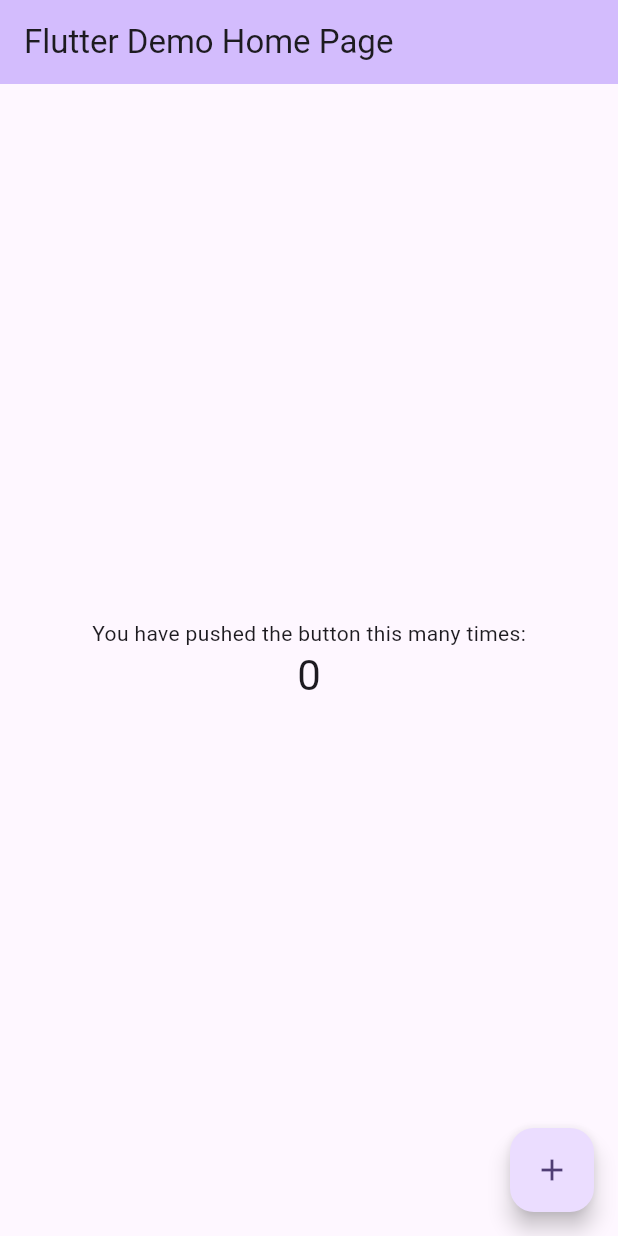
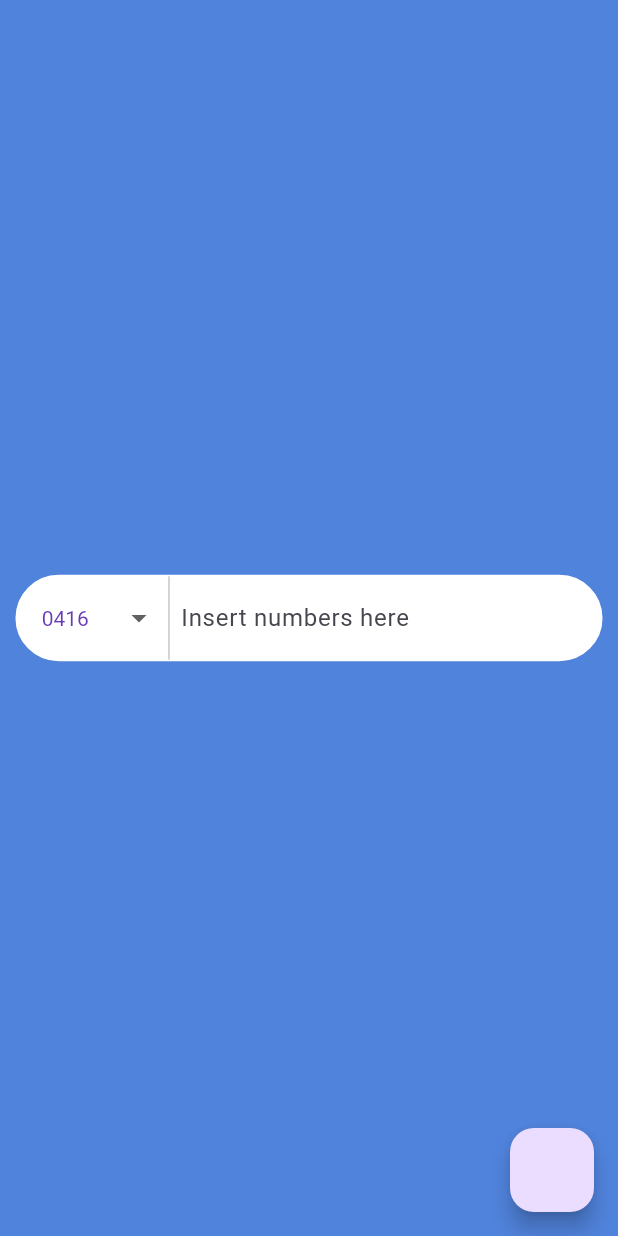
Before and after one commit to DiegoGamboa03/Oxford-Consultor, a Flutter app: the screen it shows after launch, on a phone screen of 412 x 824 dp. Run offline on Flutter 3.47's test engine with Material 2 defaults, Android fonts, the phone set to English and light mode, and no system bars.

Commit message:
PhoneNumberSearchBar estructura lista

```diff
--- a/App/oxford_consultor/lib/main.dart
+++ b/App/oxford_consultor/lib/main.dart
@@ -1,4 +1,5 @@
 import 'package:flutter/material.dart';
+import 'package:oxford_consultor/pages/main_page.dart';
 
 void main() {
   runApp(const MyApp());
@@ -28,98 +29,11 @@ class MyApp extends StatelessWidget {
         //
         // This works for code too, not just values: Most code changes can be
         // tested with just a hot reload.
+        scaffoldBackgroundColor: const Color.fromARGB(255, 80, 131, 220),
         colorScheme: ColorScheme.fromSeed(seedColor: Colors.deepPurple),
         useMaterial3: true,
       ),
-      home: const MyHomePage(title: 'Flutter Demo Home Page'),
+      home: const MainPage(),
     );
   }
 }
-
-class MyHomePage extends StatefulWidget {
-  const MyHomePage({super.key, required this.title});
-
-  // This widget is the home page of your application. It is stateful, meaning
-  // that it has a State object (defined below) that contains fields that affect
-  // how it looks.
-
-  // This class is the configuration for the state. It holds the values (in this
-  // case the title) provided by the parent (in this case the App widget) and
-  // used by the build method of the State. Fields in a Widget subclass are
-  // always marked "final".
-
-  final String title;
-
-  @override
-  State<MyHomePage> createState() => _MyHomePageState();
-}
-
-class _MyHomePageState extends State<MyHomePage> {
-  int _counter = 0;
-
-  void _incrementCounter() {
-    setState(() {
-      // This call to setState tells the Flutter framework that something has
-      // changed in this State, which causes it to rerun the build method below
-      // so that the display can reflect the updated values. If we changed
-      // _counter without calling setState(), then the build method would not be
-      // called again, and so nothing would appear to happen.
-      _counter++;
-    });
-  }
-
-  @override
-  Widget build(BuildContext context) {
-    // This method is rerun every time setState is called, for instance as done
-    // by the _incrementCounter method above.
-    //
-    // The Flutter framework has been optimized to make rerunning build methods
-    // fast, so that you can just rebuild anything that needs updating rather
-    // than having to individually change instances of widgets.
-    return Scaffold(
-      appBar: AppBar(
-        // TRY THIS: Try changing the color here to a specific color (to
-        // Colors.amber, perhaps?) and trigger a hot reload to see the AppBar
-        // change color while the other colors stay the same.
-        backgroundColor: Theme.of(context).colorScheme.inversePrimary,
-        // Here we take the value from the MyHomePage object that was created by
-        // the App.build method, and use it to set our appbar title.
-        title: Text(widget.title),
-      ),
-      body: Center(
-        // Center is a layout widget. It takes a single child and positions it
-        // in the middle of the parent.
-        child: Column(
-          // Column is also a layout widget. It takes a list of children and
-          // arranges them vertically. By default, it sizes itself to fit its
-          // children horizontally, and tries to be as tall as its parent.
-          //
-          // Column has various properties to control how it sizes itself and
-          // how it positions its children. Here we use mainAxisAlignment to
-          // center the children vertically; the main axis here is the vertical
-          // axis because Columns are vertical (the cross axis would be
-          // horizontal).
-          //
-          // TRY THIS: Invoke "debug painting" (choose the "Toggle Debug Paint"
-          // action in the IDE, or press "p" in the console), to see the
-          // wireframe for each widget.
-          mainAxisAlignment: MainAxisAlignment.center,
-          children: <Widget>[
-            const Text(
-              'You have pushed the button this many times:',
-            ),
-            Text(
-              '$_counter',
-              style: Theme.of(context).textTheme.headlineMedium,
-            ),
-          ],
-        ),
-      ),
-      floatingActionButton: FloatingActionButton(
-        onPressed: _incrementCounter,
-        tooltip: 'Increment',
-        child: const Icon(Icons.add),
-      ), // This trailing comma makes auto-formatting nicer for build methods.
-    );
-  }
-}
--- /dev/null
+++ b/App/oxford_consultor/lib/pages/main_page.dart
@@ -0,0 +1,31 @@
+import 'package:flutter/material.dart';
+import 'package:oxford_consultor/widgets/phone_number_searchbar.dart';
+
+class MainPage extends StatefulWidget {
+  const MainPage({super.key});
+
+  @override
+  State<MainPage> createState() => _MainPageState();
+}
+
+class _MainPageState extends State<MainPage> {
+  TextEditingController controller = TextEditingController();
+  @override
+  Widget build(BuildContext context) {
+    return Scaffold(
+      body: Column(mainAxisAlignment: MainAxisAlignment.center, children: [
+        Container(), //aqui va el logo
+        Center(
+          child: PhoneNumberSearchBar(controller: controller),
+        ),
+      ]),
+      floatingActionButton: FloatingActionButton(
+        onPressed: () {
+          SnackBar(
+            content: Text(controller.value.text),
+          );
+        },
+      ),
+    );
+  }
+}
--- /dev/null
+++ b/App/oxford_consultor/lib/widgets/phone_number_searchbar.dart
@@ -0,0 +1,69 @@
+import 'package:flutter/material.dart';
+
+class PhoneNumberSearchBar extends StatefulWidget {
+  const PhoneNumberSearchBar({super.key, required this.controller});
+  final TextEditingController controller;
+  @override
+  State<PhoneNumberSearchBar> createState() => _PhoneNumberSearchBarState();
+}
+
+class _PhoneNumberSearchBarState extends State<PhoneNumberSearchBar> {
+  List<String> list = <String>['0416', '0414', '0412'];
+
+  @override
+  Widget build(BuildContext context) {
+    TextEditingController controller = widget.controller;
+    String dropdownValue = list.first;
+    double width = MediaQuery.of(context).size.width;
+    double height = MediaQuery.of(context).size.height;
+
+    return Container(
+      width: width * 0.95,
+      height: height * 0.07,
+      decoration: BoxDecoration(
+        color: Colors.white,
+        border: Border.all(color: Colors.white),
+        borderRadius: const BorderRadius.all(Radius.circular(40)),
+      ),
+      child: Row(
+        children: [
+          Expanded(
+            child: Padding(
+              padding: EdgeInsets.only(left: width * 0.04),
+              child: DropdownButtonFormField<String>(
+                decoration: const InputDecoration(
+                  border: InputBorder.none,
+                ),
+                value: dropdownValue,
+                style: const TextStyle(color: Colors.deepPurple),
+                onChanged: (String? value) {
+                  // This is called when the user selects an item.
+                  setState(() {
+                    dropdownValue = value!;
+                  });
+                },
+                items: list.map<DropdownMenuItem<String>>((String value) {
+                  return DropdownMenuItem<String>(
+                    value: value,
+                    child: Text(value),
+                  );
+                }).toList(),
+              ),
+            ),
+          ),
+          const VerticalDivider(),
+          Expanded(
+            flex: 3,
+            child: TextField(
+              controller: controller,
+              decoration: const InputDecoration(
+                border: InputBorder.none,
+                hintText: 'Insert numbers here',
+              ),
+            ),
+          )
+        ],
+      ),
+    );
+  }
+}
```
